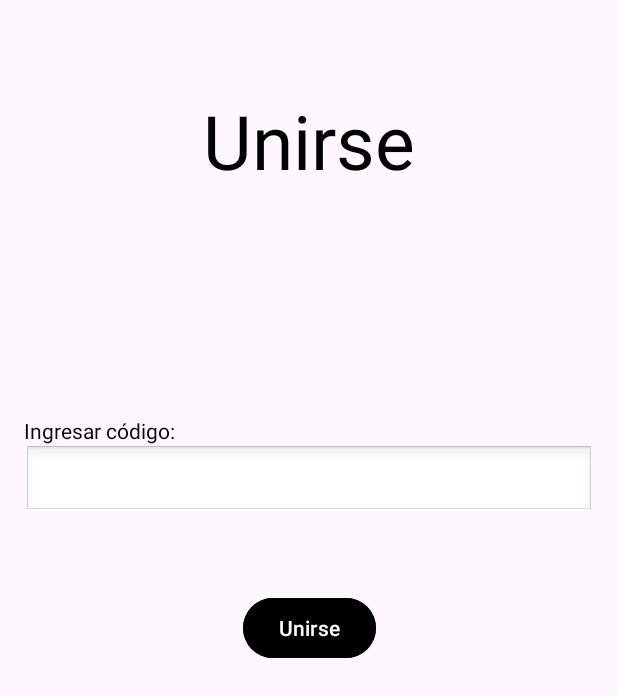
After one commit to Yalam14/Proyecto-Final---Gestor-de-tareas-del-hogar, an Android app: the UnirseActivity screen opened directly, with no data from a screen before it, on a phone screen of 412 x 824 dp. The commit adds this screen. Shown: the top 697 px of the screen. Run offline under Robolectric (Android 15) with nearby library versions, the phone set to English and light mode, and no system bars.

Commit message:
Pantalla de Unirse

```diff
--- a/app/src/main/AndroidManifest.xml
+++ b/app/src/main/AndroidManifest.xml
@@ -12,6 +12,9 @@
         android:supportsRtl="true"
         android:theme="@style/Theme.Proyecto_final_gestor_de_tareas_del_hogar"
         tools:targetApi="31">
+        <activity
+            android:name=".UnirseActivity"
+            android:exported="false" />
         <activity
             android:name=".AgregarTareaActivity"
             android:exported="false" />
@@ -28,17 +31,12 @@
                 <category android:name="android.intent.category.LAUNCHER" />
             </intent-filter>
         </activity>
-
-
         <activity
             android:name=".RegistrarseActivity"
             android:exported="false" />
-
-
         <activity
             android:name=".CrearHogarActivity"
             android:exported="false" />
-
     </application>
 
 </manifest>
--- a/app/src/main/java/equipo/cuatro/proyecto_final_gestor_de_tareas_del_hogar/RegistrarseActivity.kt
+++ b/app/src/main/java/equipo/cuatro/proyecto_final_gestor_de_tareas_del_hogar/RegistrarseActivity.kt
@@ -1,6 +1,10 @@
 package equipo.cuatro.proyecto_final_gestor_de_tareas_del_hogar
 
+import android.content.Intent
 import android.os.Bundle
+import android.widget.Button
+import android.widget.EditText
+import android.widget.Toast
 import androidx.appcompat.app.AppCompatActivity
 
 
@@ -8,5 +12,12 @@ class RegistrarseActivity : AppCompatActivity() {
     override fun onCreate(savedInstanceState: Bundle?) {
         super.onCreate(savedInstanceState)
         setContentView(R.layout.registrarse)
+
+        val registar: Button = findViewById(R.id.buttonRegistrarse)
+
+        registar.setOnClickListener {
+            val intent: Intent = Intent(this, CrearHogarActivity::class.java)
+            startActivity(intent)
+        }
     }
 }
--- /dev/null
+++ b/app/src/main/java/equipo/cuatro/proyecto_final_gestor_de_tareas_del_hogar/UnirseActivity.kt
@@ -0,0 +1,20 @@
+package equipo.cuatro.proyecto_final_gestor_de_tareas_del_hogar
+
+import android.os.Bundle
+import androidx.activity.enableEdgeToEdge
+import androidx.appcompat.app.AppCompatActivity
+import androidx.core.view.ViewCompat
+import androidx.core.view.WindowInsetsCompat
+
+class UnirseActivity : AppCompatActivity() {
+    override fun onCreate(savedInstanceState: Bundle?) {
+        super.onCreate(savedInstanceState)
+        enableEdgeToEdge()
+        setContentView(R.layout.activity_unirse)
+        ViewCompat.setOnApplyWindowInsetsListener(findViewById(R.id.main)) { v, insets ->
+            val systemBars = insets.getInsets(WindowInsetsCompat.Type.systemBars())
+            v.setPadding(systemBars.left, systemBars.top, systemBars.right, systemBars.bottom)
+            insets
+        }
+    }
+}
--- a/app/src/main/java/equipo/cuatro/proyecto_final_gestor_de_tareas_del_hogar/ui/diario/DiarioFragment.kt
+++ b/app/src/main/java/equipo/cuatro/proyecto_final_gestor_de_tareas_del_hogar/ui/diario/DiarioFragment.kt
@@ -4,7 +4,6 @@ import android.os.Bundle
 import android.view.LayoutInflater
 import android.view.View
 import android.view.ViewGroup
-import android.widget.TextView
 import androidx.fragment.app.Fragment
 import androidx.lifecycle.ViewModelProvider
 import equipo.cuatro.proyecto_final_gestor_de_tareas_del_hogar.databinding.FragmentDiarioBinding
--- a/app/src/main/res/layout/activity_agregar_tarea.xml
+++ b/app/src/main/res/layout/activity_agregar_tarea.xml
@@ -47,7 +47,6 @@
                 android:layout_width="match_parent"
                 android:layout_height="50dp"
                 android:background="@android:drawable/edit_text"
-                android:hint="@string/nothing"
                 android:inputType="text" />
 
             <TextView
@@ -65,7 +64,6 @@
                 android:background="@android:drawable/edit_text"
                 android:ems="10"
                 android:gravity="start|top"
-                android:hint="@string/nothing"
                 android:inputType="textMultiLine" />
 
             <TextView
--- /dev/null
+++ b/app/src/main/res/layout/activity_unirse.xml
@@ -0,0 +1,55 @@
+<?xml version="1.0" encoding="utf-8"?>
+<androidx.constraintlayout.widget.ConstraintLayout xmlns:android="http://schemas.android.com/apk/res/android"
+    xmlns:app="http://schemas.android.com/apk/res-auto"
+    xmlns:tools="http://schemas.android.com/tools"
+    android:id="@+id/main"
+    android:layout_width="match_parent"
+    android:layout_height="match_parent"
+    tools:context=".UnirseActivity">
+
+    <TextView
+        android:id="@+id/textView"
+        android:layout_width="wrap_content"
+        android:layout_height="wrap_content"
+        android:layout_marginTop="60dp"
+        android:text="@string/unirse"
+        android:textColor="@color/black"
+        android:textSize="50sp"
+        app:layout_constraintEnd_toEndOf="parent"
+        app:layout_constraintStart_toStartOf="parent"
+        app:layout_constraintTop_toTopOf="parent" />
+
+    <TextView
+        android:id="@+id/textView2"
+        android:layout_width="wrap_content"
+        android:layout_height="wrap_content"
+        android:layout_marginStart="16dp"
+        android:layout_marginTop="150dp"
+        android:text="@string/ingresar_codigo"
+        android:textColor="@color/black"
+        app:layout_constraintStart_toStartOf="parent"
+        app:layout_constraintTop_toBottomOf="@+id/textView" />
+
+    <EditText
+        android:id="@+id/editText"
+        android:layout_width="match_parent"
+        android:layout_height="wrap_content"
+        android:layout_marginStart="16dp"
+        android:layout_marginEnd="16dp"
+        android:background="@android:drawable/edit_text"
+        app:layout_constraintEnd_toEndOf="parent"
+        app:layout_constraintStart_toStartOf="parent"
+        app:layout_constraintTop_toBottomOf="@+id/textView2" />
+
+    <Button
+        android:id="@+id/btn_unirse"
+        android:layout_width="wrap_content"
+        android:layout_height="wrap_content"
+        android:layout_marginTop="50dp"
+        android:backgroundTint="@color/black"
+        android:text="@string/unirse_boton"
+        app:layout_constraintEnd_toEndOf="parent"
+        app:layout_constraintStart_toStartOf="parent"
+        app:layout_constraintTop_toBottomOf="@+id/editText" />
+
+</androidx.constraintlayout.widget.ConstraintLayout>
--- a/app/src/main/res/layout/crear_hogar.xml
+++ b/app/src/main/res/layout/crear_hogar.xml
@@ -90,13 +90,14 @@
             android:focusable="true"
             android:layout_margin="8dp"/>
     </LinearLayout>
+
     <Button
         android:id="@+id/botonConfigurar"
         android:layout_width="wrap_content"
         android:layout_height="wrap_content"
         android:text="Configurar"
         android:layout_gravity="center"
-        android:backgroundTint="#FF9800"
-        android:textColor="#FFFFFF"
+        android:backgroundTint="@color/black"
+        android:textColor="@color/white"
         android:layout_marginTop="24dp"/>
 </LinearLayout>
--- a/app/src/main/res/values/strings.xml
+++ b/app/src/main/res/values/strings.xml
@@ -19,4 +19,7 @@
     <string name="viernes">Viernes</string>
     <string name="sabado">Sábado</string>
     <string name="domingo">Domingo</string>
+    <string name="unirse">Unirse</string>
+    <string name="ingresar_codigo">Ingresar código:</string>
+    <string name="unirse_boton">Unirse</string>
 </resources>
```
